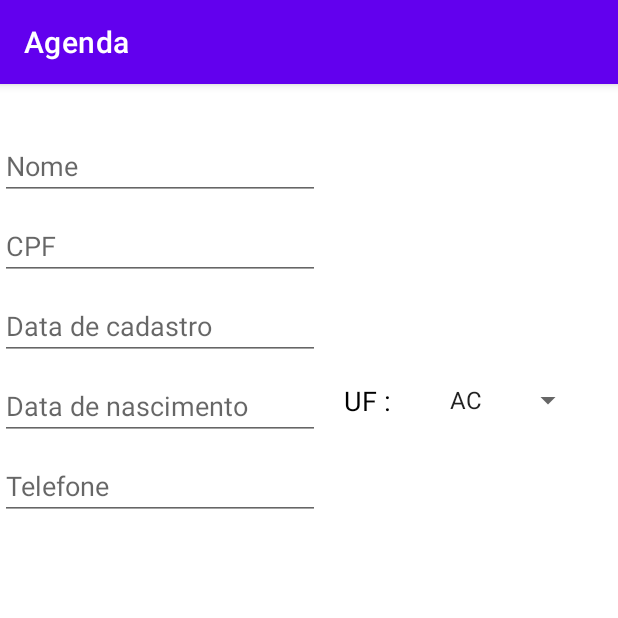
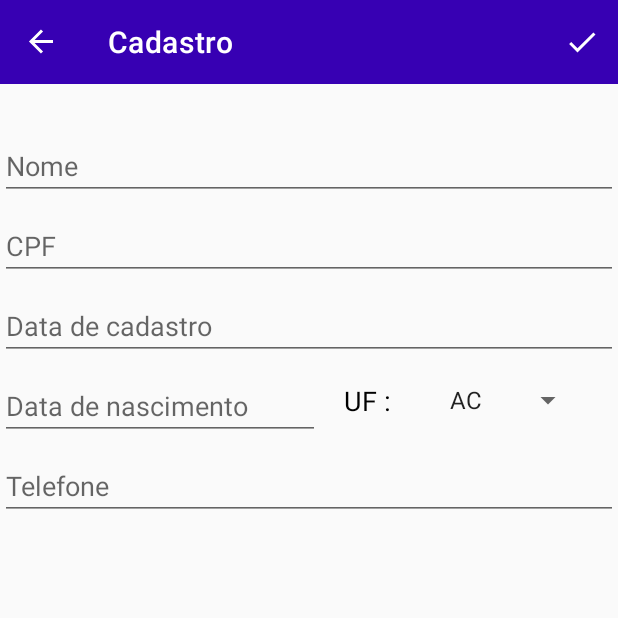
Before and after one commit to mariosntdnz/Agenda, an Android app: the screen it shows after launch (MainActivity), after a tap on an icon or button, on a phone screen of 412 x 824 dp, the top half of it. Run offline under Robolectric (Android 15) with nearby library versions, the phone set to English and light mode, and no system bars; our stand-ins replace data binding, navigation-ui, paging; libraries missing offline, so code that uses them is left out: br.com.jansenfelipe; 4 statements that could not run were skipped.

Commit message:
Validação básica tela de cadastro

```diff
--- a/app/build.gradle
+++ b/app/build.gradle
@@ -59,6 +59,8 @@ dependencies {
 
     implementation 'br.com.jansenfelipe:androidmask:1.0.1'
 
+    implementation 'androidx.appcompat:appcompat:1.2.0'
+
     testImplementation 'junit:junit:4.13.2'
     androidTestImplementation 'androidx.test.ext:junit:1.1.2'
     androidTestImplementation 'androidx.test.espresso:espresso-core:3.3.0'
--- a/app/src/main/AndroidManifest.xml
+++ b/app/src/main/AndroidManifest.xml
@@ -10,9 +10,9 @@
         android:label="@string/app_name"
         android:roundIcon="@mipmap/ic_launcher_round"
         android:supportsRtl="true"
-        android:theme="@style/Theme.Agenda"
+        android:theme="@style/AppTheme.NoActionBar"
         >
-        <activity android:name=".MainActivity">
+        <activity android:name=".MainActivity" >
             <intent-filter>
                 <action android:name="android.intent.action.MAIN" />
 
--- a/app/src/main/java/com/example/agenda/MainActivity.kt
+++ b/app/src/main/java/com/example/agenda/MainActivity.kt
@@ -2,6 +2,14 @@ package com.example.agenda
 
 import androidx.appcompat.app.AppCompatActivity
 import android.os.Bundle
+import android.view.Menu
+import androidx.appcompat.widget.Toolbar
+import androidx.navigation.NavController
+import androidx.navigation.NavGraph
+import androidx.navigation.fragment.findNavController
+import androidx.navigation.ui.AppBarConfiguration
+import androidx.navigation.ui.setupActionBarWithNavController
+import kotlinx.android.synthetic.main.activity_main.*
 
 class MainActivity : AppCompatActivity() {
 
@@ -13,8 +21,32 @@ class MainActivity : AppCompatActivity() {
         instance = this
     }
 
+    lateinit var navControl: NavController
+    lateinit var navGraph: NavGraph
+    lateinit var appBarConfiguration: AppBarConfiguration
+    lateinit var toolbar: Toolbar
+
     override fun onCreate(savedInstanceState: Bundle?) {
         super.onCreate(savedInstanceState)
         setContentView(R.layout.activity_main)
+        toolbar = findViewById<Toolbar>(R.id.toolbar)
+        setSupportActionBar(toolbar)
+        navControl = supportFragmentManager.fragments.find { it.id == R.id.nav_host_fragment }!!
+            .findNavController()
+        navGraph = navControl.graph
+        appBarConfiguration = AppBarConfiguration(navGraph)
+        setupActionBarWithNavController(navControl, appBarConfiguration)
     }
+
+    override fun onCreateOptionsMenu(menu: Menu?): Boolean {
+        val inflater = menuInflater
+        inflater.inflate(R.menu.menu, menu)
+        return true
+    }
+
+    override fun onSupportNavigateUp(): Boolean {
+        return navControl.navigateUp()
+                || super.onSupportNavigateUp()
+    }
+
 }
--- a/app/src/main/java/com/example/agenda/ui/cadastro/CadastroViewModel.kt
+++ b/app/src/main/java/com/example/agenda/ui/cadastro/CadastroViewModel.kt
@@ -1,6 +1,9 @@
 package com.example.agenda.ui.cadastro
 
+
 import androidx.lifecycle.ViewModel
+import com.example.agenda.database.repository.ClientesRepository
 
-class CadastroViewModel : ViewModel() {
+class CadastroViewModel(repository: ClientesRepository) : ViewModel() {
+    val registerClientModel = RegisterClientModel()
 }
--- /dev/null
+++ b/app/src/main/java/com/example/agenda/ui/cadastro/CadastroViewModelFactory.kt
@@ -0,0 +1,11 @@
+package com.example.agenda.ui.cadastro
+
+import androidx.lifecycle.ViewModel
+import androidx.lifecycle.ViewModelProvider
+import com.example.agenda.database.repository.ClientesRepository
+
+class CadastroViewModelFactory (private val repository: ClientesRepository) : ViewModelProvider.NewInstanceFactory(){
+    override fun <T : ViewModel?> create(modelClass: Class<T>): T {
+        return CadastroViewModel(repository) as T
+    }
+}
--- a/app/src/main/java/com/example/agenda/ui/clientes/ClientesFragment.kt
+++ b/app/src/main/java/com/example/agenda/ui/clientes/ClientesFragment.kt
@@ -1,9 +1,7 @@
 package com.example.agenda.ui.clientes
 
 import android.os.Bundle
-import android.view.LayoutInflater
-import android.view.View
-import android.view.ViewGroup
+import android.view.*
 import androidx.fragment.app.Fragment
 import androidx.lifecycle.ViewModelProvider
 import androidx.navigation.fragment.findNavController
@@ -22,13 +20,21 @@ class ClientesFragment : Fragment(){
 
         val binding = FragmentClientesBinding.inflate(inflater,container,false)
         val adapter = ClientesAdapter()
+
         binding.lifecycleOwner = this
         binding.recyclerViewClientes.adapter = adapter
 
         binding.fab.setOnClickListener {
             this.findNavController().navigate(ClientesFragmentDirections.actionClientesFragmentToCadastroFragment())
         }
+
+        setHasOptionsMenu(true)
+
         return binding.root
     }
 
+    override fun onCreateOptionsMenu(menu: Menu, inflater: MenuInflater) {
+        super.onCreateOptionsMenu(menu, inflater)
+        menu.clear()
+    }
 }
--- a/app/src/main/java/com/example/agenda/utils/BindingAdapter.kt
+++ b/app/src/main/java/com/example/agenda/utils/BindingAdapter.kt
@@ -2,10 +2,13 @@ package com.example.agenda.utils
 
 import android.annotation.SuppressLint
 import android.app.DatePickerDialog
+import android.view.View
+import android.widget.AdapterView
 import android.widget.ArrayAdapter
 import android.widget.EditText
 import android.widget.Spinner
 import androidx.databinding.BindingAdapter
+import androidx.databinding.ObservableField
 import br.com.jansenfelipe.androidmask.MaskEditTextChangedListener
 import com.example.agenda.R
 import java.text.SimpleDateFormat
@@ -23,7 +26,7 @@ fun maskEditText(editText: EditText,maskLabel: Int){
         Constantes.maskData->{
             editText.addTextChangedListener(MaskEditTextChangedListener("##/##/####",editText))
         }
-        Constantes.maskDataCad->{
+        Constantes.maskDataCad ->{
             editText.addTextChangedListener(MaskEditTextChangedListener("##/##/#### ##:##:##",editText))
         }
     }
--- a/app/src/main/java/com/example/agenda/utils/Constantes.kt
+++ b/app/src/main/java/com/example/agenda/utils/Constantes.kt
@@ -7,6 +7,17 @@ object Constantes {
         val maskData = 3
         val maskDataCad = 4
 
+        val START_INDEX_DIA = 0
+        val START_INDEX_MES = 3
+        val START_INDEX_ANO = 6
+        val END_INDEX_DIA = 2
+        val END_INDEX_MES = 5
+        val END_INDEX_ANO = 10
+
+        val SIZE_DATA_CADASTRO_DEFAULT = 19
+        val SIZE_CPF = 14
+        val IDADE_CADASTRO_MG = 18
+
         val SIGLAS_ESTADO = listOf<String>(
             "AC","AL","AP","AM","BA","CE","DF","ES","GO","MA","MT","MS",
             "MG","PA","PB","PR","PE","PI","RJ","RN","RS","RO","RR","SC",
--- /dev/null
+++ b/app/src/main/res/drawable/ic_error_dialog.xml
@@ -0,0 +1,5 @@
+<vector android:height="24dp" android:tint="#FE0712"
+    android:viewportHeight="24" android:viewportWidth="24"
+    android:width="24dp" xmlns:android="http://schemas.android.com/apk/res/android">
+    <path android:fillColor="@android:color/white" android:pathData="M12,2C6.48,2 2,6.48 2,12s4.48,10 10,10 10,-4.48 10,-10S17.52,2 12,2zM13,17h-2v-2h2v2zM13,13h-2L11,7h2v6z"/>
+</vector>
--- /dev/null
+++ b/app/src/main/res/drawable/ic_salvar.xml
@@ -0,0 +1,5 @@
+<vector android:height="24dp" android:tint="@color/white"
+    android:viewportHeight="24" android:viewportWidth="24"
+    android:width="24dp" xmlns:android="http://schemas.android.com/apk/res/android">
+    <path android:fillColor="@android:color/white" android:pathData="M9,16.17L4.83,12l-1.42,1.41L9,19 21,7l-1.41,-1.41z"/>
+</vector>
--- a/app/src/main/res/layout/activity_main.xml
+++ b/app/src/main/res/layout/activity_main.xml
@@ -5,6 +5,18 @@
     android:layout_width="match_parent"
     android:layout_height="match_parent"
     tools:context=".MainActivity">
+
+        <androidx.appcompat.widget.Toolbar
+            android:id="@+id/toolbar"
+            android:layout_width="match_parent"
+            android:layout_height="wrap_content"
+            app:layout_constraintEnd_toEndOf="parent"
+            app:layout_constraintStart_toStartOf="parent"
+            app:layout_constraintTop_toTopOf="parent"
+            app:title="@string/app_name"
+            tools:ignore="MissingConstraints"
+            app:titleTextColor="@color/white"
+            android:theme="@style/Theme.Agenda.Toolbar"/>
 
     <androidx.fragment.app.FragmentContainerView
         android:id="@+id/nav_host_fragment"
@@ -15,7 +27,7 @@
         app:layout_constraintBottom_toBottomOf="parent"
         app:layout_constraintEnd_toEndOf="parent"
         app:layout_constraintStart_toStartOf="parent"
-        app:layout_constraintTop_toTopOf="parent"
+        app:layout_constraintTop_toBottomOf="@+id/toolbar"
         app:navGraph="@navigation/nav_graph" />
 
 </androidx.constraintlayout.widget.ConstraintLayout>
--- a/app/src/main/res/layout/fragment_cadastro.xml
+++ b/app/src/main/res/layout/fragment_cadastro.xml
@@ -6,6 +6,9 @@
         <variable
             name="constantes"
             type="com.example.agenda.utils.Constantes"/>
+        <variable
+            name="cliente"
+            type="com.example.agenda.ui.cadastro.RegisterClientModel"/>
 
     </data>
     <androidx.constraintlayout.widget.ConstraintLayout
@@ -21,32 +24,38 @@
             android:hint="@string/cadastro_option_name"
             android:inputType="textPersonName"
             android:textSize="18sp"
+            android:text="@={cliente.nome}"
+            app:layout_constraintEnd_toEndOf="parent"
             app:layout_constraintStart_toStartOf="parent"
             app:layout_constraintTop_toTopOf="parent" />
 
         <EditText
             android:id="@+id/editTextCadastroCpf"
+            mask="@{constantes.maskCPF}"
             android:layout_width="0dp"
             android:layout_height="wrap_content"
             android:layout_marginTop="8dp"
             android:ems="10"
-            mask="@{constantes.maskCPF}"
             android:hint="@string/cadastro_option_cpf"
+            android:text="@={cliente.cpf}"
             android:inputType="phone"
+            app:layout_constraintEnd_toEndOf="parent"
             app:layout_constraintStart_toStartOf="parent"
             app:layout_constraintTop_toBottomOf="@+id/editTextCadastroNome" />
 
         <EditText
             android:id="@+id/editTextCadastroDataDeCadastro"
+            getData="@{true}"
+            mask="@{constantes.maskDataCad}"
             android:layout_width="0dp"
             android:layout_height="wrap_content"
             android:layout_marginTop="8dp"
             android:ems="10"
+            android:focusableInTouchMode="false"
             android:hint="@string/cadastro_option_data_cadastro"
-            android:focusableInTouchMode="false"
-            getData="@{true}"
-            mask="@{constantes.maskDataCad}"
+            android:text="@={cliente.dataCadastro}"
             android:inputType="phone"
+            app:layout_constraintEnd_toEndOf="parent"
             app:layout_constraintStart_toStartOf="parent"
             app:layout_constraintTop_toBottomOf="@+id/editTextCadastroCpf" />
 
@@ -60,6 +69,7 @@
             plotCalendar="@{true}"
             android:focusableInTouchMode="false"
             android:hint="@string/cadastro_option_data_nasc"
+            android:text="@={cliente.dataNascimento}"
             android:inputType="textPersonName"
             app:layout_constraintStart_toStartOf="parent"
             app:layout_constraintTop_toBottomOf="@+id/editTextCadastroDataDeCadastro" />
@@ -76,13 +86,14 @@
 
         <EditText
             android:id="@+id/editTextCadastroTelefone"
-            android:layout_width="wrap_content"
+            mask="@{constantes.maskCel}"
+            android:layout_width="0dp"
             android:layout_height="wrap_content"
             android:layout_marginTop="8dp"
             android:ems="10"
-            mask="@{constantes.maskCel}"
             android:hint="@string/cadastro_option_telefone"
             android:inputType="phone"
+            app:layout_constraintEnd_toEndOf="parent"
             app:layout_constraintStart_toStartOf="parent"
             app:layout_constraintTop_toBottomOf="@+id/editTextCadastroDataNascimento" />
 
--- a/app/src/main/res/layout/fragment_clientes.xml
+++ b/app/src/main/res/layout/fragment_clientes.xml
@@ -26,7 +26,7 @@
             android:layout_marginEnd="16dp"
             android:layout_marginBottom="16dp"
             android:src="@drawable/ic_fab"
-            app:backgroundTint="@color/design_default_color_primary"
+            app:backgroundTint="@color/purple_700"
             app:layout_constraintBottom_toBottomOf="parent"
             app:layout_constraintEnd_toEndOf="parent"
             tools:ignore="MissingConstraints" />
--- /dev/null
+++ b/app/src/main/res/menu/menu.xml
@@ -0,0 +1,8 @@
+<?xml version="1.0" encoding="utf-8"?>
+<menu xmlns:app="http://schemas.android.com/apk/res-auto"
+    xmlns:android="http://schemas.android.com/apk/res/android">
+    <item android:id="@+id/salvar"
+        android:icon="@drawable/ic_salvar"
+        android:title="@string/label_salvar"
+        app:showAsAction="always" />
+</menu>
--- a/app/src/main/res/navigation/nav_graph.xml
+++ b/app/src/main/res/navigation/nav_graph.xml
@@ -8,6 +8,7 @@
     <fragment
         android:id="@+id/clientesFragment"
         android:name="com.example.agenda.ui.clientes.ClientesFragment"
+        android:label="@string/app_name"
         tools:layout="@layout/fragment_clientes">
         <action
             android:id="@+id/action_clientesFragment_to_cadastroFragment"
@@ -17,6 +18,6 @@
     <fragment
         android:id="@+id/cadastroFragment"
         android:name="com.example.agenda.ui.cadastro.CadastroFragment"
-        android:label="Cadastro" />
+        android:label="@string/cadastro_label" />
 
 </navigation>
--- a/app/src/main/res/values/strings.xml
+++ b/app/src/main/res/values/strings.xml
@@ -6,4 +6,9 @@
     <string name="cadastro_option_data_nasc">Data de nascimento</string>
     <string name="cadastro_option_telefone">Telefone</string>
     <string name="cadastro_option_uf">UF : </string>
+    <string name="label_salvar">Salvar</string>
+    <string name="cadastro_label">Cadastro</string>
+    <string name="cadastro_error">Dados não preenchidos corretamente</string>
+    <string name="cadastro_dialog_positive_message">Entendi</string>
+
 </resources>
--- /dev/null
+++ b/app/src/main/res/values/styles.xml
@@ -0,0 +1,10 @@
+<?xml version="1.0" encoding="utf-8"?>
+<resources xmlns:tools="http://schemas.android.com/tools">
+    <style name="AppTheme" parent="Theme.AppCompat.Light.NoActionBar">
+    </style>
+
+    <style name="AppTheme.NoActionBar">
+        <item name="windowActionBar">false</item>
+        <item name="windowNoTitle">true</item>
+    </style>
+</resources>
--- a/app/src/main/res/values/themes.xml
+++ b/app/src/main/res/values/themes.xml
@@ -2,6 +2,8 @@
     <!-- Base application theme. -->
     <style name="Theme.Agenda" parent="Theme.MaterialComponents.DayNight.DarkActionBar">
         <!-- Primary brand color. -->
+        <item name="android:windowActionBar">false</item>
+        <item name="android:windowNoTitle">true</item>
         <item name="colorPrimary">@color/purple_500</item>
         <item name="colorPrimaryVariant">@color/purple_700</item>
         <item name="colorOnPrimary">@color/white</item>
@@ -13,4 +15,10 @@
         <item name="android:statusBarColor" tools:targetApi="l">?attr/colorPrimaryVariant</item>
         <!-- Customize your theme here. -->
     </style>
+
+    <style name="Theme.Agenda.Toolbar" parent="@style/Theme.Agenda">
+        <item name="android:background">@color/purple_700</item>
+        <item name="colorControlNormal">@color/white</item>
+    </style>
+
 </resources>
```
Also changed, not shown: app/src/main/java/com/example/agenda/ui/cadastro/CadastroFragment.kt (+46 -2 lines), app/src/main/java/com/example/agenda/ui/cadastro/RegisterClientModel.kt (added, +96 -0 lines).
